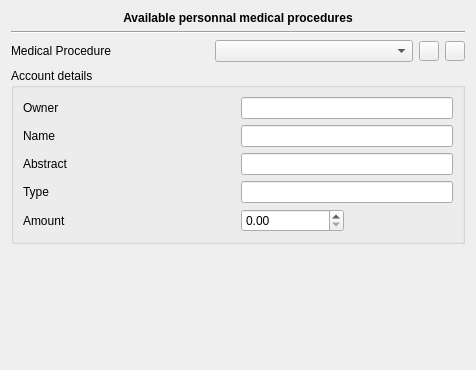
Qt form plugins/accountplugin/preferences/medicalprocedurepage.ui (FreeHealth/freehealth) before a commit.
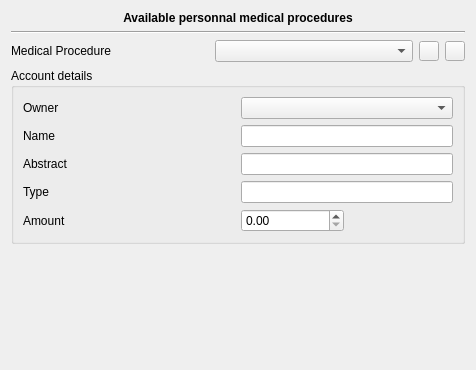
The same form after that commit.

What changed in the file:
```diff
--- a/plugins/accountplugin/preferences/medicalprocedurepage.ui
+++ b/plugins/accountplugin/preferences/medicalprocedurepage.ui
@@ -10,6 +10,12 @@
     <height>370</height>
    </rect>
   </property>
+  <property name="sizePolicy">
+   <sizepolicy hsizetype="Expanding" vsizetype="Fixed">
+    <horstretch>0</horstretch>
+    <verstretch>0</verstretch>
+   </sizepolicy>
+  </property>
   <property name="windowTitle">
    <string>Form</string>
   </property>
@@ -69,9 +75,6 @@
         </property>
        </widget>
       </item>
-      <item row="0" column="2" colspan="2">
-       <widget class="QLineEdit" name="owner"/>
-      </item>
       <item row="3" column="0" colspan="2">
        <widget class="QLabel" name="label_5">
         <property name="text">
@@ -92,6 +95,9 @@
       <item row="4" column="2">
        <widget class="QDoubleSpinBox" name="amountSpin"/>
       </item>
+      <item row="0" column="2" colspan="2">
+       <widget class="QComboBox" name="ownersComboBox"/>
+      </item>
      </layout>
     </widget>
    </item>
```
Left out of the diff: 1 changed line with no effect on the pictures.
